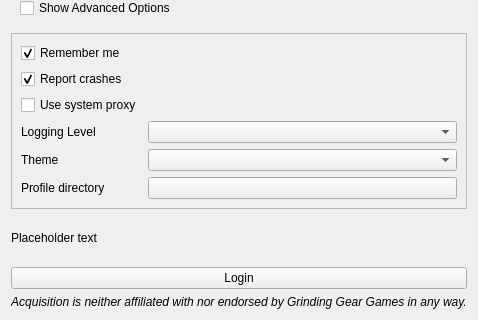
The window that forms/logindialog.ui (gerwaric/acquisition) describes before a commit, drawn with Qt 5; both pictures show x 0 to 478 and y 174 to 494 of the 478 by 494 pixel window.
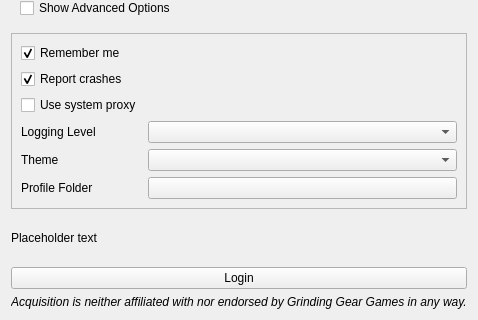
The same window after the commit.

Commit message: Minor UI changes to login dialog

Diff of the .ui file:
```diff
--- a/forms/logindialog.ui
+++ b/forms/logindialog.ui
@@ -263,7 +263,7 @@
       <item row="6" column="0">
        <widget class="QLabel" name="userDirLabel">
         <property name="text">
-         <string>Profile directory</string>
+         <string>Profile Folder</string>
         </property>
        </widget>
       </item>
```
